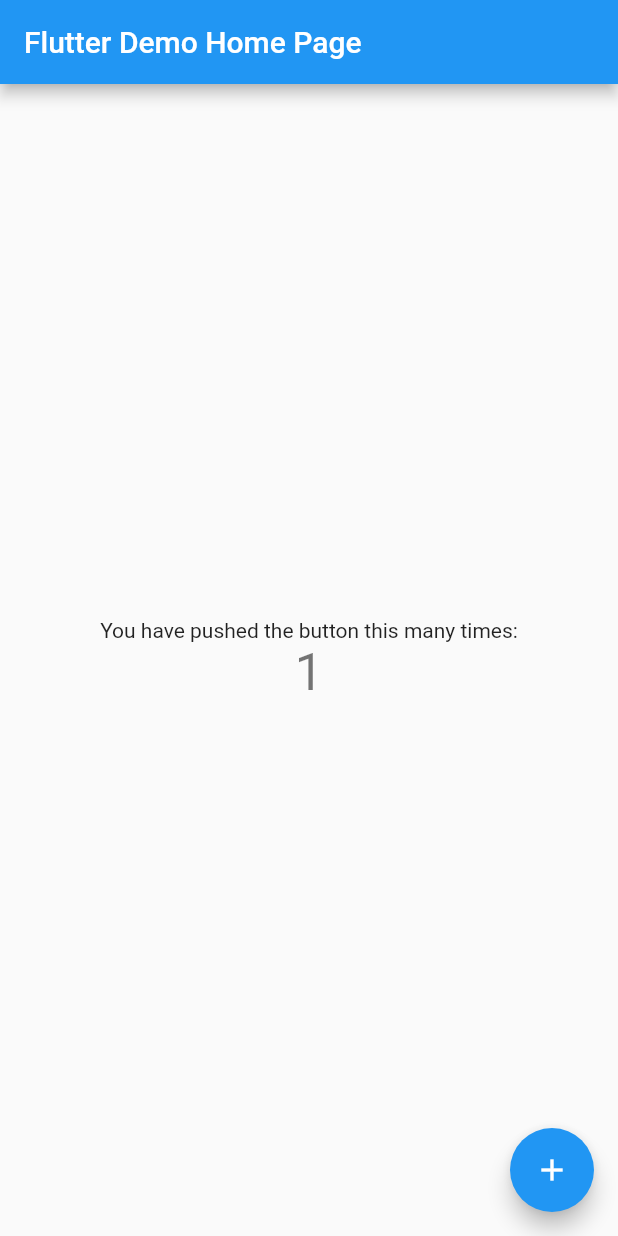
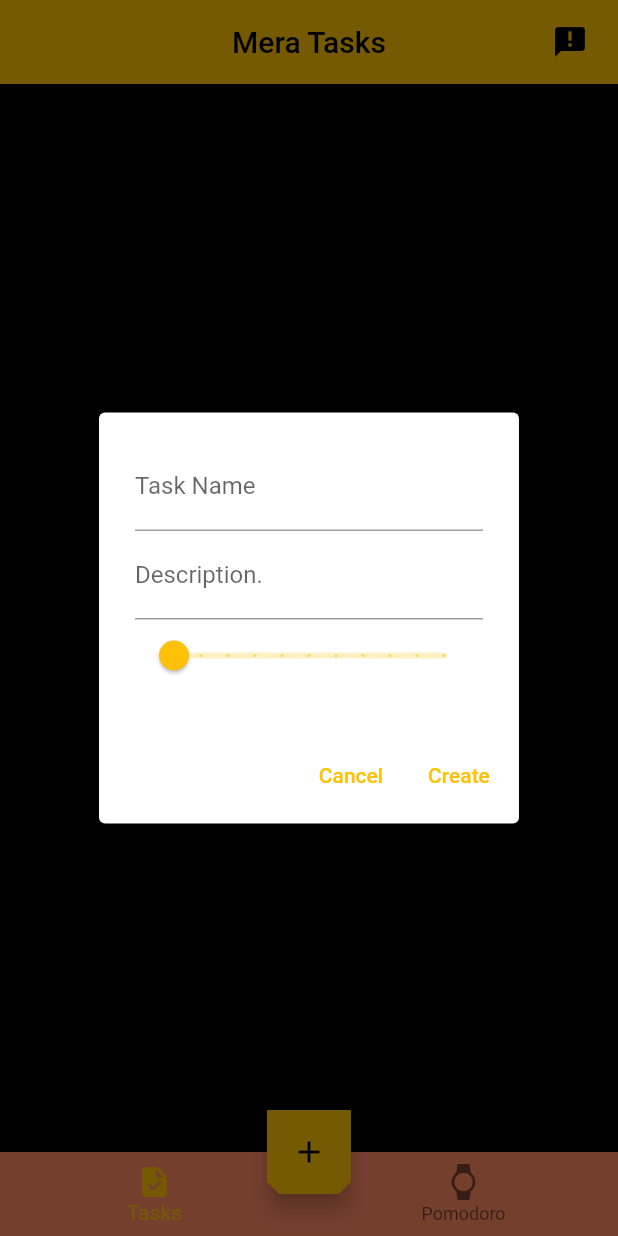
Before and after one commit to aJoph/todo-flutter, a Flutter app: the screen it shows after launch, after a tap on the "add" icon, on a phone screen of 412 x 824 dp. Run offline on Flutter 3.47's test engine with Material 2 defaults, Android fonts, the phone set to English and light mode, and no system bars; our stand-ins replace circular_countdown_timer, hive_flutter; missing offline and left inert: desktop_window; accounts and stored records are empty.

Commit message:
Added a ton of stuff I don't even remember. Still incomplete.

```diff
--- /dev/null
+++ b/lib/helpers/new_task_dialogue.dart
@@ -0,0 +1,80 @@
+import 'package:flutter/material.dart';
+import 'package:provider/provider.dart';
+import 'package:todo/models/task_model.dart';
+import 'package:todo/models/todo_task_data.dart';
+
+class NewTaskDialogue extends StatefulWidget {
+  const NewTaskDialogue({Key? key}) : super(key: key);
+
+  @override
+  _NewTaskDialogueState createState() => _NewTaskDialogueState();
+}
+
+class _NewTaskDialogueState extends State<NewTaskDialogue> {
+  final _formKey = GlobalKey<FormState>();
+  String? _title;
+  String? _description = "No description.";
+  double _sliderValue = 1.0;
+
+  @override
+  Widget build(BuildContext context) {
+    // I'm not sure if dialogs are outside the widget tree, or if it's because this
+    // widget is being rendered from a callback, but the consumer is needed in order
+    // to access Provider here.
+    return Consumer<TaskModel>(
+      builder: (BuildContext ctx, TaskModel tsk, Widget? _) => AlertDialog(
+        // Actions -------------------------------------------------------
+        actions: <TextButton>[
+          TextButton(
+              onPressed: () => Navigator.pop(context),
+              child: const Text("Cancel")),
+          // Button in the Alert Dialog to add new tasks.
+          TextButton(
+            child: const Text("Create"),
+            onPressed: () {
+              if (_formKey.currentState!.validate()) {
+                tsk.addTodoTask(TodoTaskData(
+                    title: _title,
+                    description: _description,
+                    rank: _sliderValue));
+                Navigator.pop(context);
+              }
+            },
+          ),
+        ],
+        // Content -------------------------------------------------------
+        content: Form(
+          key: _formKey,
+          child: Column(mainAxisSize: MainAxisSize.min, children: <Widget>[
+            // The field to input the Task Name.
+            TextFormField(
+              onChanged: (value) => _title = value,
+              validator: (value) {
+                if (value == null || value.isEmpty) {
+                  return 'Please enter a name for the task.';
+                }
+                return null;
+              },
+              decoration: const InputDecoration(labelText: 'Task Name'),
+            ),
+            // Field to input Task Description.
+            TextFormField(
+              onChanged: (value) => _description = value,
+              decoration: const InputDecoration(labelText: 'Description.'),
+            ),
+            // Slider
+            Slider.adaptive(
+              label: '$_sliderValue',
+              value: _sliderValue,
+              onChanged: (newSliderValue) =>
+                  setState(() => _sliderValue = newSliderValue),
+              divisions: 10,
+              min: 1,
+              max: 10,
+            ),
+          ]),
+        ),
+      ),
+    );
+  }
+}
--- a/lib/main.dart
+++ b/lib/main.dart
@@ -1,115 +1,55 @@
+import 'dart:io';
+
 import 'package:flutter/material.dart';
+import 'package:hive_flutter/hive_flutter.dart';
+import 'package:provider/provider.dart';
+import 'package:todo/models/pomodoro_model.dart';
+import 'package:todo/models/task_model.dart';
+import 'package:todo/models/todo_task_data.dart';
+import 'package:todo/pages/home_page.dart';
+import 'package:desktop_window/desktop_window.dart';
 
-void main() {
-  runApp(const MyApp());
+Future<void> main() async {
+  WidgetsFlutterBinding
+      .ensureInitialized(); // Needed for DesktopWindow to work.
+  if (Platform.isAndroid || Platform.isIOS || Platform.isFuchsia) {
+    // If the platform is mobile, don't use DesktopWindow.
+  } else {
+    await DesktopWindow.setMinWindowSize(const Size(680, 420));
+  }
+  // Initiating database.
+  await Hive.initFlutter();
+  Hive.registerAdapter(
+      TodoTaskAdapter()); // Needed in order to put() TodoTaskData objects into the database.
+  await Hive.openBox<TodoTaskData>('tasks');
+  runApp(MultiProvider(providers: [
+    ChangeNotifierProvider<TaskModel>(
+      create: (_) => TaskModel(),
+    ),
+    ChangeNotifierProvider<PomodoroModel>(
+      create: (_) => PomodoroModel(),
+    )
+  ], child: const TodoApp()));
 }
 
-class MyApp extends StatelessWidget {
-  const MyApp({Key? key}) : super(key: key);
+class TodoApp extends StatelessWidget {
+  const TodoApp({Key? key}) : super(key: key);
 
-  // This widget is the root of your application.
   @override
   Widget build(BuildContext context) {
     return MaterialApp(
-      title: 'Flutter Demo',
-      theme: ThemeData(
-        // This is the theme of your application.
-        //
-        // Try running your application with "flutter run". You'll see the
-        // application has a blue toolbar. Then, without quitting the app, try
-        // changing the primarySwatch below to Colors.green and then invoke
-        // "hot reload" (press "r" in the console where you ran "flutter run",
-        // or simply save your changes to "hot reload" in a Flutter IDE).
-        // Notice that the counter didn't reset back to zero; the application
-        // is not restarted.
-        primarySwatch: Colors.blue,
-      ),
-      home: const MyHomePage(title: 'Flutter Demo Home Page'),
+      color: Colors.amberAccent,
+      debugShowCheckedModeBanner: false,
+      title: 'Mera Tasks',
+      theme: todoTheme,
+      home: const HomePage(),
     );
   }
 }
 
-class MyHomePage extends StatefulWidget {
-  const MyHomePage({Key? key, required this.title}) : super(key: key);
-
-  // This widget is the home page of your application. It is stateful, meaning
-  // that it has a State object (defined below) that contains fields that affect
-  // how it looks.
-
-  // This class is the configuration for the state. It holds the values (in this
-  // case the title) provided by the parent (in this case the App widget) and
-  // used by the build method of the State. Fields in a Widget subclass are
-  // always marked "final".
-
-  final String title;
-
-  @override
-  State<MyHomePage> createState() => _MyHomePageState();
-}
-
-class _MyHomePageState extends State<MyHomePage> {
-  int _counter = 0;
-
-  void _incrementCounter() {
-    setState(() {
-      // This call to setState tells the Flutter framework that something has
-      // changed in this State, which causes it to rerun the build method below
-      // so that the display can reflect the updated values. If we changed
-      // _counter without calling setState(), then the build method would not be
-      // called again, and so nothing would appear to happen.
-      _counter++;
-    });
-  }
-
-  @override
-  Widget build(BuildContext context) {
-    // This method is rerun every time setState is called, for instance as done
-    // by the _incrementCounter method above.
-    //
-    // The Flutter framework has been optimized to make rerunning build methods
-    // fast, so that you can just rebuild anything that needs updating rather
-    // than having to individually change instances of widgets.
-    return Scaffold(
-      appBar: AppBar(
-        // Here we take the value from the MyHomePage object that was created by
-        // the App.build method, and use it to set our appbar title.
-        title: Text(widget.title),
-      ),
-      body: Center(
-        // Center is a layout widget. It takes a single child and positions it
-        // in the middle of the parent.
-        child: Column(
-          // Column is also a layout widget. It takes a list of children and
-          // arranges them vertically. By default, it sizes itself to fit its
-          // children horizontally, and tries to be as tall as its parent.
-          //
-          // Invoke "debug painting" (press "p" in the console, choose the
-          // "Toggle Debug Paint" action from the Flutter Inspector in Android
-          // Studio, or the "Toggle Debug Paint" command in Visual Studio Code)
-          // to see the wireframe for each widget.
-          //
-          // Column has various properties to control how it sizes itself and
-          // how it positions its children. Here we use mainAxisAlignment to
-          // center the children vertically; the main axis here is the vertical
-          // axis because Columns are vertical (the cross axis would be
-          // horizontal).
-          mainAxisAlignment: MainAxisAlignment.center,
-          children: <Widget>[
-            const Text(
-              'You have pushed the button this many times:',
-            ),
-            Text(
-              '$_counter',
-              style: Theme.of(context).textTheme.headline4,
-            ),
-          ],
-        ),
-      ),
-      floatingActionButton: FloatingActionButton(
-        onPressed: _incrementCounter,
-        tooltip: 'Increment',
-        child: const Icon(Icons.add),
-      ), // This trailing comma makes auto-formatting nicer for build methods.
-    );
-  }
-}
+ThemeData todoTheme = ThemeData(
+  primarySwatch: Colors.amber,
+  primaryColor: const Color(0xAA292950),
+  backgroundColor: Colors.black,
+  cardColor: Colors.deepOrangeAccent,
+);
--- /dev/null
+++ b/lib/models/pomodoro_model.dart
@@ -0,0 +1,5 @@
+import 'package:flutter/material.dart';
+
+class PomodoroModel extends ChangeNotifier {
+  int currentTimerDuration = 0;
+}
--- /dev/null
+++ b/lib/models/task_model.dart
@@ -0,0 +1,24 @@
+import 'package:flutter/material.dart';
+import 'package:hive_flutter/hive_flutter.dart';
+import 'package:todo/models/todo_task_data.dart';
+
+class TaskModel extends ChangeNotifier {
+  List<TodoTaskData> get tasks {
+    List<TodoTaskData> newTasks =
+        Hive.box<TodoTaskData>('tasks').values.toList().cast<TodoTaskData>();
+
+    return newTasks;
+  }
+
+  void addTodoTask(TodoTaskData n) {
+    tasks.add(n);
+    Hive.box<TodoTaskData>('tasks').add(n);
+    notifyListeners();
+  }
+
+  void removeTodoTask(TodoTaskData r) {
+    tasks.add(r);
+    Hive.box<TodoTaskData>('tasks').delete(r);
+    notifyListeners();
+  }
+}
--- /dev/null
+++ b/lib/models/todo_task_data.dart
@@ -0,0 +1,23 @@
+import 'package:hive_flutter/hive_flutter.dart';
+
+part 'todo_task_data.g.dart';
+
+@HiveType(typeId: 0, adapterName: 'TodoTaskAdapter')
+class TodoTaskData {
+  @HiveField(0)
+  String? title;
+  @HiveField(1)
+  String? description;
+  @HiveField(2)
+  String? dateString;
+  @HiveField(3)
+  double? rank;
+  @HiveField(4)
+  bool? done;
+
+  TodoTaskData(
+      {required this.title,
+      required this.description,
+      this.dateString,
+      this.rank});
+}
--- /dev/null
+++ b/lib/pages/home_page.dart
@@ -0,0 +1,68 @@
+import 'package:flutter/material.dart';
+import 'package:todo/helpers/new_task_dialogue.dart';
+import 'package:todo/pages/pomodoro_page.dart';
+import 'package:todo/pages/tasks_page.dart';
+
+class HomePage extends StatefulWidget {
+  const HomePage({Key? key}) : super(key: key);
+
+  @override
+  _HomePageState createState() => _HomePageState();
+}
+
+class _HomePageState extends State<HomePage> {
+  int _currentTabIndex = 0;
+  final screens = <Widget>[
+    const TasksPage(),
+    const PomodoroPage(),
+  ];
+
+  @override
+  Widget build(BuildContext context) {
+    return Scaffold(
+      backgroundColor: Theme.of(context).backgroundColor,
+      // AppBar ------------------------------------------------------------
+      appBar: AppBar(
+        actions: <Widget>[
+          InkWell(
+            child: const Icon(Icons.announcement),
+            onTap: () => debugPrint("Pressed alert on AppBar."),
+          ),
+          const SizedBox(width: 20.0),
+        ],
+        title: const Text("Mera Tasks"),
+        centerTitle: true,
+      ),
+      // Body -----------------------------------------------------
+      body: screens[_currentTabIndex],
+      // Floating Action Button -------------------------------------------
+      floatingActionButtonLocation: FloatingActionButtonLocation.centerDocked,
+      floatingActionButton: FloatingActionButton(
+        tooltip: 'Add new task.',
+        child: const Icon(Icons.add),
+        onPressed: () => showDialog(
+            context: context, builder: (ctx) => const NewTaskDialogue()),
+        shape: const BeveledRectangleBorder(
+            borderRadius: BorderRadius.vertical(bottom: Radius.circular(8))),
+      ),
+
+      // Bottom Navigation Bar --------------------------------------------
+      bottomNavigationBar: BottomNavigationBar(
+        currentIndex: _currentTabIndex,
+        onTap: (value) => setState(() => _currentTabIndex = value),
+        backgroundColor: Colors.deepOrange[300],
+        items: const <BottomNavigationBarItem>[
+          BottomNavigationBarItem(
+            icon: Icon(Icons.task),
+            label: 'Tasks',
+            backgroundColor: Colors.amberAccent,
+          ),
+          BottomNavigationBarItem(
+              icon: Icon(Icons.watch),
+              label: 'Pomodoro',
+              backgroundColor: Colors.amberAccent),
+        ],
+      ),
+    );
+  }
+}
--- /dev/null
+++ b/lib/pages/tasks_page.dart
@@ -0,0 +1,36 @@
+import 'package:flutter/material.dart';
+import 'package:provider/provider.dart';
+import 'package:todo/helpers/todo_task.dart';
+import 'package:todo/models/task_model.dart';
+import 'package:todo/models/todo_task_data.dart';
+
+class TasksPage extends StatefulWidget {
+  const TasksPage({Key? key}) : super(key: key);
+
+  @override
+  _TasksPageState createState() => _TasksPageState();
+}
+
+class _TasksPageState extends State<TasksPage> {
+  List<TodoTaskData> tasks = <TodoTaskData>[];
+
+  @override
+  Widget build(BuildContext context) {
+    tasks = Provider.of<TaskModel>(context).tasks;
+    return ListView.builder(
+        itemCount: tasks.length,
+        itemBuilder: (BuildContext ctx, int i) {
+          return Column(
+            children: [
+              const SizedBox(height: 16.0),
+              TodoTask(
+                title: tasks[i].title,
+                description: tasks[i].description,
+                rank: tasks[i].rank,
+                done: tasks[i].done,
+              ),
+            ],
+          );
+        });
+  }
+}
```
Also changed, not shown: lib/helpers/todo_task.dart (added, +61 -0 lines), lib/pages/pomodoro_page.dart (added, +90 -0 lines), pubspec.yaml (+7 -0 lines), lib/models/todo_task_data.g.dart (added), pubspec.lock, 5 other files.
